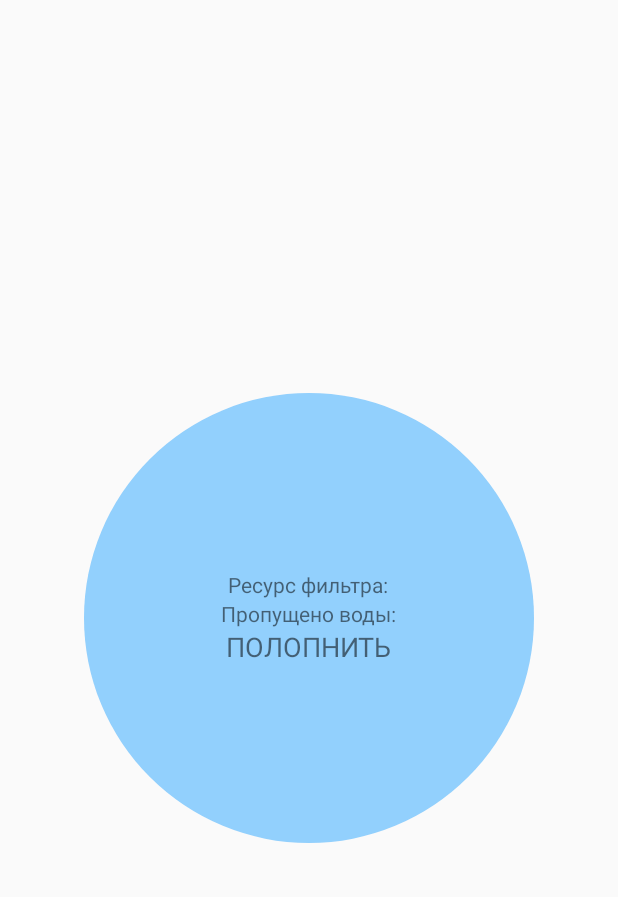
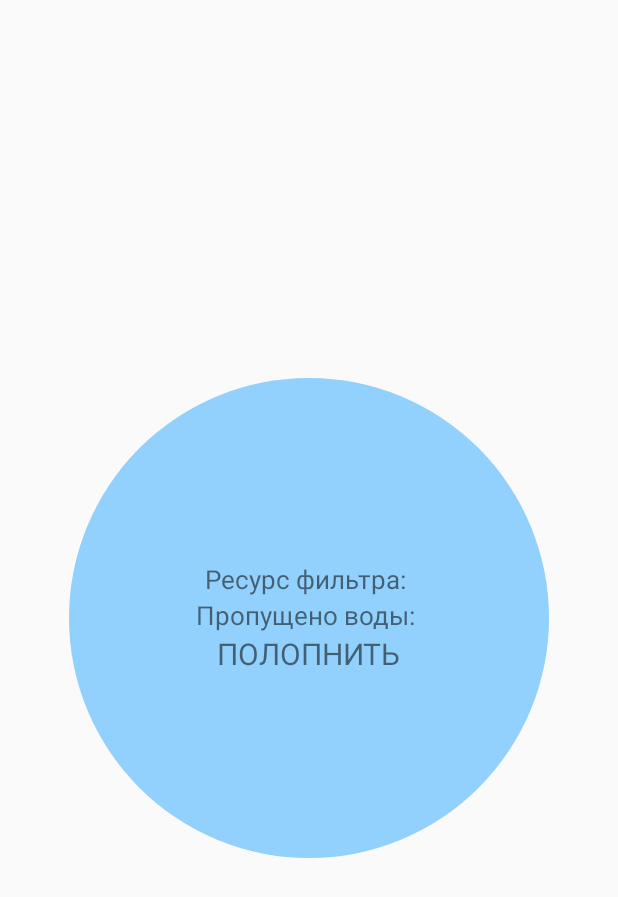
Before and after one commit to sn1cka/FilterCounter, an Android app: the layout activity_main.xml on its own in the app's theme, with its tools: preview values and no code run, on a phone screen of 412 x 824 dp. Shown: the top 897 px of the screen. Run offline under Robolectric (Android 15) with nearby library versions, the phone set to English and light mode, and no system bars.

Commit message:
Changed layout and renamed some vars

```diff
--- a/app/src/main/java/com/example/filtercounter/CacheHelper.kt
+++ b/app/src/main/java/com/example/filtercounter/CacheHelper.kt
@@ -1,7 +1,6 @@
 package com.example.filtercounter
 
 import android.content.Context
-import android.content.SharedPreferences
 
 object CacheHelper {
     fun isFilterSet(context: Context): Boolean {
@@ -9,10 +8,10 @@ object CacheHelper {
         return preferences.getBoolean("isFilterSet", false)
     }
 
-    private fun isFilterSet(context: Context, boolean: Boolean) {
+    private fun isFilterSet(context: Context, b: Boolean) {
         val preferences = context.getSharedPreferences("Filter",Context.MODE_PRIVATE)
         val editor = preferences.edit()
-        editor.putBoolean("isFilterSet", boolean)
+        editor.putBoolean("isFilterSet", b)
         editor.apply()
     }
 
--- a/app/src/main/java/com/example/filtercounter/MainActivityViewModel.kt
+++ b/app/src/main/java/com/example/filtercounter/MainActivityViewModel.kt
@@ -8,14 +8,14 @@ class MainActivityViewModel : ViewModel() {
     var filterWaterCount = ObservableFloatString()
     var filter = object : ObservableField<Filter>() {
         override fun set(value: Filter?) {
-            filterWaterCount.set(value!!.passed,2)
+            filterWaterCount.set(value!!.passed,1)
             super.set(value)
         }
     }
 
     fun fillFilter() {
         filter.get()!!.passed += filter.get()!!.oneFill
-        filterWaterCount.set(filter.get()!!.passed,2)
+        filterWaterCount.set(filter.get()!!.passed,1)
         filter.notifyPropertyChanged(0)
         filterWaterCount.notifyPropertyChanged(0)
     }
--- a/app/src/main/res/layout/activity_main.xml
+++ b/app/src/main/res/layout/activity_main.xml
@@ -12,17 +12,19 @@
     <LinearLayout
         android:layout_width="match_parent"
         android:layout_height="match_parent"
-        android:gravity="center">
+        android:gravity="center"
+        android:orientation="vertical">
 
         <LinearLayout
-
-            android:layout_width="300dp"
-            android:layout_height="300dp"
+            android:id="@+id/lLayout"
+            android:layout_width="320dp"
+            android:layout_height="320dp"
             android:background="@drawable/circle_blue_background"
             android:gravity="center"
             android:onClick="onClick"
             android:orientation="vertical"
-            android:padding="60dp">
+            android:padding="60dp"
+            app:layout_constraintRight_toRightOf="parent">
 
             <LinearLayout
                 android:layout_width="wrap_content"
@@ -32,13 +34,16 @@
                 <TextView
                     android:layout_width="wrap_content"
                     android:layout_height="wrap_content"
-                    android:text="Ресурс фильтра:" />
+                    android:text="Ресурс фильтра: "
+                    android:textSize="17dp" />
 
                 <TextView
                     android:id="@+id/filterResource"
                     android:layout_width="wrap_content"
                     android:layout_height="wrap_content"
-                    android:text="@{String.valueOf(viewModel.filter.resource)}" />
+                    android:text="@{String.valueOf(viewModel.filter.resource)}"
+                    android:textSize="17dp"
+                    android:textStyle="bold" />
             </LinearLayout>
 
             <LinearLayout
@@ -49,20 +54,23 @@
                 <TextView
                     android:layout_width="wrap_content"
                     android:layout_height="wrap_content"
-                    android:text="Пропущено воды:" />
+                    android:text="Пропущено воды: "
+                    android:textSize="17dp" />
 
                 <TextView
                     android:id="@+id/filterPassed"
                     android:layout_width="wrap_content"
                     android:layout_height="wrap_content"
-                    android:text="@{viewModel.filterWaterCount}" />
+                    android:text="@{viewModel.filterWaterCount}"
+                    android:textSize="17dp"
+                    android:textStyle="bold" />
             </LinearLayout>
 
             <TextView
                 android:layout_width="wrap_content"
                 android:layout_height="wrap_content"
                 android:text="ПОЛОПНИТЬ"
-                android:textSize="18dp" />
+                android:textSize="20dp" />
 
         </LinearLayout>
     </LinearLayout>
```
